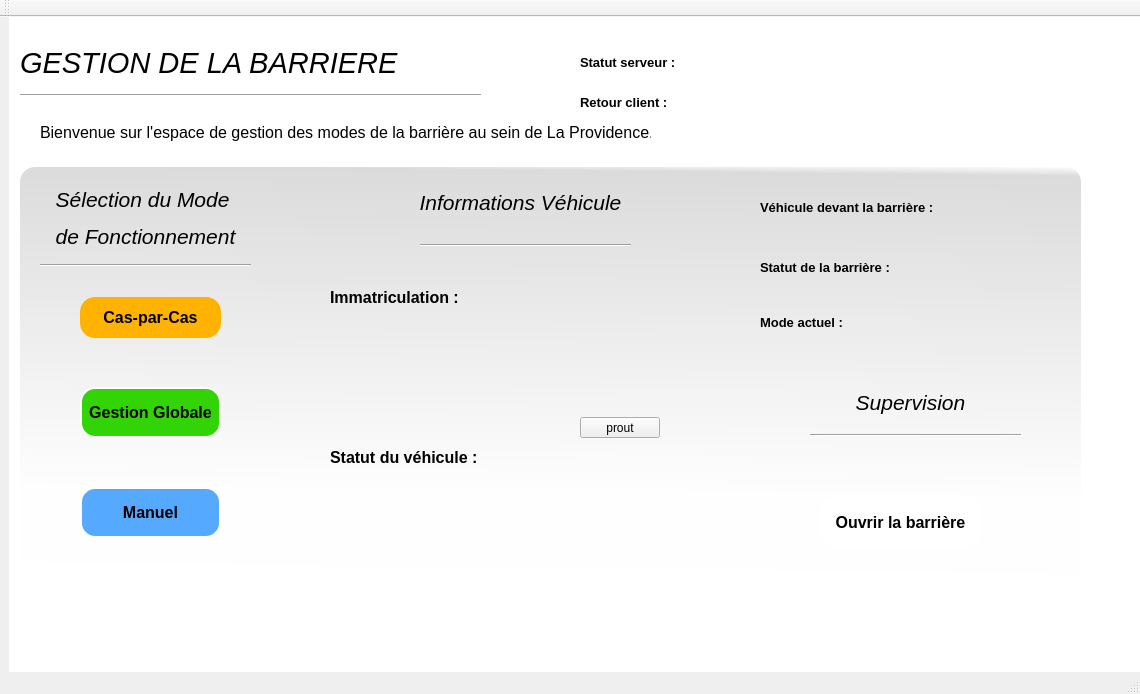
First picture: the form in Process/Process_Barriere/Process_Barriere/Process_Barriere.ui, repository eloiselcr/Gestion-acces-parking, before the edit.
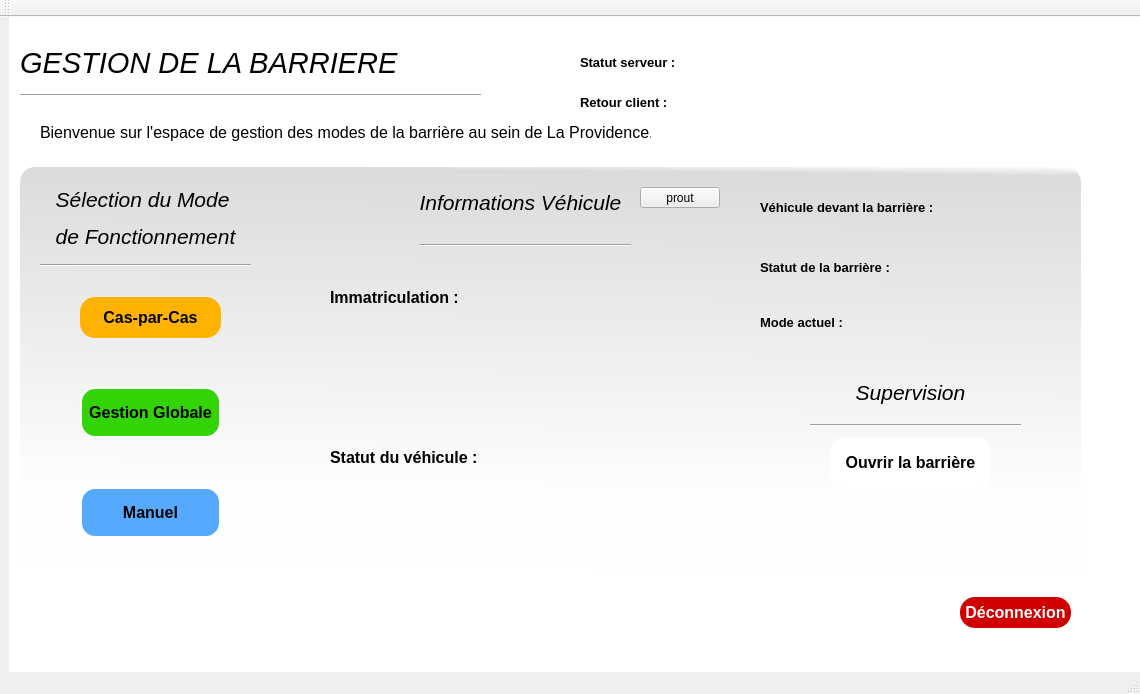
Second picture: the form after the edit. The open tabs and pages were chosen to show the change. Icons and pictures are not drawn.

Commit message: - ajout bouton déconnexion - correction des requêtes sql - ajout d'un fichier spécial query

Patch:
```diff
--- a/Process/Process_Barriere/Process_Barriere/Process_Barriere.ui
+++ b/Process/Process_Barriere/Process_Barriere/Process_Barriere.ui
@@ -484,8 +484,8 @@
       <widget class="QPushButton" name="proutbtn">
        <property name="geometry">
         <rect>
-         <x>260</x>
-         <y>260</y>
+         <x>320</x>
+         <y>30</y>
          <width>80</width>
          <height>21</height>
         </rect>
@@ -619,16 +619,16 @@
       <property name="geometry">
        <rect>
         <x>790</x>
-        <y>230</y>
+        <y>220</y>
         <width>321</width>
-        <height>251</height>
+        <height>151</height>
        </rect>
       </property>
       <widget class="QPushButton" name="btn_OuvertureBarriere">
        <property name="geometry">
         <rect>
-         <x>70</x>
-         <y>130</y>
+         <x>80</x>
+         <y>80</y>
          <width>161</width>
          <height>51</height>
         </rect>
@@ -741,36 +741,47 @@
         <rect>
          <x>160</x>
          <y>90</y>
-         <width>171</width>
-         <height>31</height>
+         <width>121</width>
+         <height>41</height>
         </rect>
        </property>
        <property name="font">
         <font>
-         <pointsize>8</pointsize>
+         <family>MS Shell Dlg 2</family>
+         <pointsize>10</pointsize>
+         <weight>50</weight>
+         <italic>false</italic>
+         <bold>false</bold>
         </font>
        </property>
+       <property name="styleSheet">
+        <string notr="true">font: 10pt &quot;MS Shell Dlg 2&quot;;</string>
+       </property>
        <property name="text">
         <string/>
        </property>
-       <property name="alignment">
-        <set>Qt::AlignLeading|Qt::AlignLeft|Qt::AlignTop</set>
-       </property>
       </widget>
       <widget class="QLabel" name="label_ActualModeDisplay">
        <property name="geometry">
         <rect>
          <x>110</x>
          <y>150</y>
-         <width>171</width>
+         <width>131</width>
          <height>31</height>
         </rect>
        </property>
        <property name="font">
         <font>
-         <pointsize>8</pointsize>
+         <family>MS Shell Dlg 2</family>
+         <pointsize>10</pointsize>
+         <weight>50</weight>
+         <italic>false</italic>
+         <bold>false</bold>
         </font>
        </property>
+       <property name="styleSheet">
+        <string notr="true">font: 10pt &quot;MS Shell Dlg 2&quot;;</string>
+       </property>
        <property name="text">
         <string/>
        </property>
@@ -801,17 +812,25 @@
       <widget class="QLabel" name="label_VehiculePresenceDisplay">
        <property name="geometry">
         <rect>
-         <x>210</x>
-         <y>40</y>
-         <width>111</width>
-         <height>31</height>
+         <x>200</x>
+         <y>30</y>
+         <width>121</width>
+         <height>41</height>
         </rect>
        </property>
        <property name="font">
         <font>
-         <pointsize>8</pointsize>
+         <family>MS Shell Dlg 2</family>
+         <pointsize>10</pointsize>
+         <weight>50</weight>
+         <italic>false</italic>
+         <bold>false</bold>
         </font>
        </property>
+       <property name="styleSheet">
+        <string notr="true">font: 10pt &quot;MS Shell Dlg 2&quot;;
+color: rgb(0, 170, 0);</string>
+       </property>
        <property name="text">
         <string/>
        </property>
@@ -820,6 +839,31 @@
        </property>
       </widget>
      </widget>
+     <widget class="QPushButton" name="btn_Deconnexion">
+      <property name="geometry">
+       <rect>
+        <x>1000</x>
+        <y>460</y>
+        <width>111</width>
+        <height>31</height>
+       </rect>
+      </property>
+      <property name="font">
+       <font>
+        <pointsize>12</pointsize>
+        <weight>75</weight>
+        <bold>true</bold>
+       </font>
+      </property>
+      <property name="styleSheet">
+       <string notr="true">border-radius: 15px;
+background-color: rgb(209, 0, 0);
+color: white;</string>
+      </property>
+      <property name="text">
+       <string>Déconnexion</string>
+      </property>
+     </widget>
     </widget>
     <widget class="QWidget" name="interface_invite"/>
    </widget>
@@ -875,7 +919,7 @@
     <widget class="QLabel" name="label_StatutServeurDisplay">
      <property name="geometry">
       <rect>
-       <x>130</x>
+       <x>120</x>
        <y>10</y>
        <width>191</width>
        <height>31</height>
@@ -883,9 +927,16 @@
      </property>
      <property name="font">
       <font>
+       <family>MS Shell Dlg 2</family>
        <pointsize>10</pointsize>
+       <weight>50</weight>
+       <italic>false</italic>
+       <bold>false</bold>
       </font>
      </property>
+     <property name="styleSheet">
+      <string notr="true">font: 10pt &quot;MS Shell Dlg 2&quot;;</string>
+     </property>
      <property name="text">
       <string/>
      </property>
```
Left out of the diff: 31 changed lines with no effect on the pictures. The commit also changes 10 other files.
